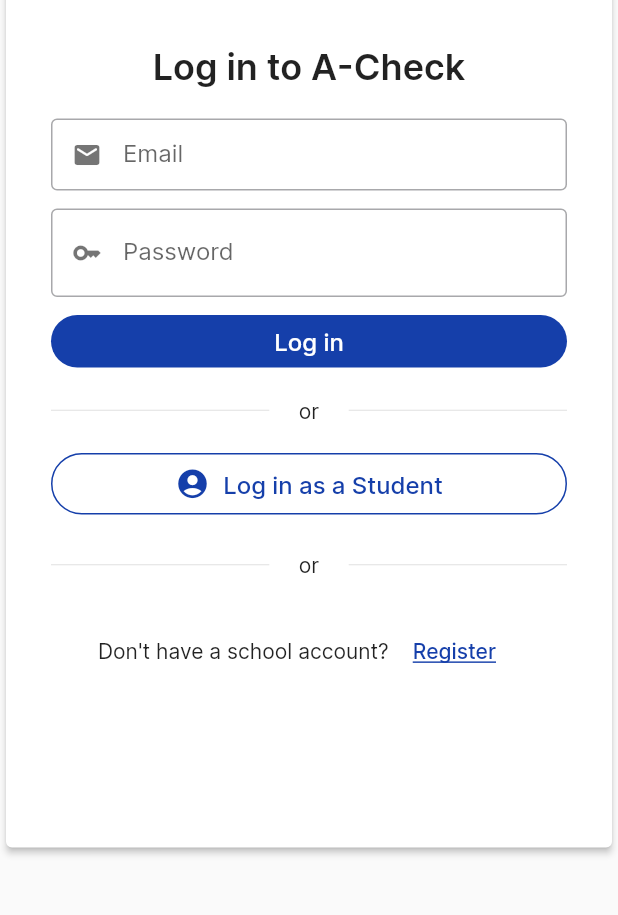
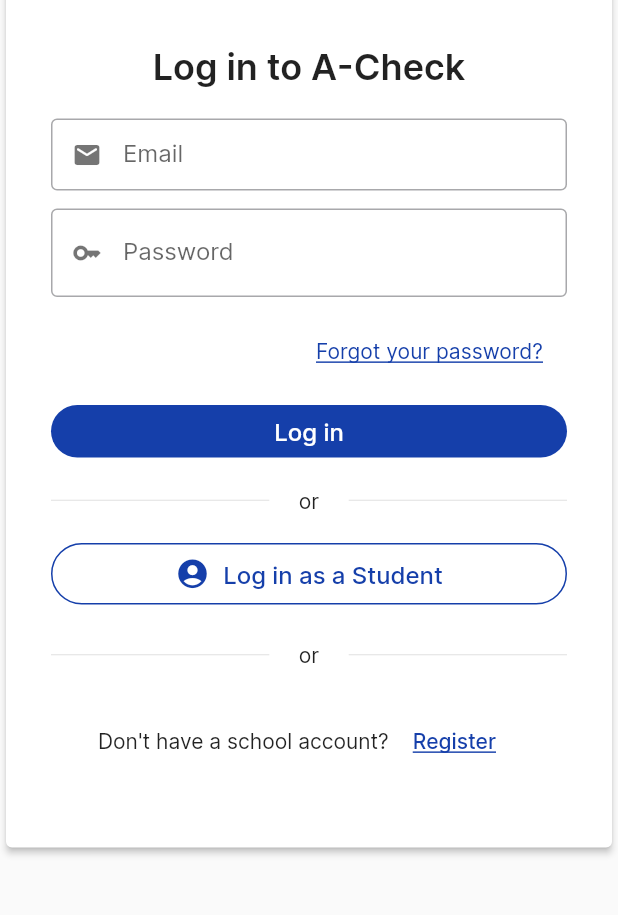
Before and after one commit to NewblyAaron/A-Check-Web, a Flutter app: the screen it shows after launch, on a phone screen of 412 x 824 dp, the part 318-1233 px from its top. Run offline on Flutter 3.47's test engine with Material 3 defaults, Android fonts, the phone set to English and light mode, and no system bars; our stand-ins replace cloud_firestore, cloud_functions, data_table_2, dropdown_search, email_validator, firebase_auth and 5 more; missing offline and left inert: cloud_firestore_odm, side_navigation; accounts and stored records are empty.

Commit message:
Added forgor password form and link to it in login

```diff
--- a/lib/pages/auth/login_page.dart
+++ b/lib/pages/auth/login_page.dart
@@ -5,6 +5,8 @@
 import 'package:a_check_web/utils/validators.dart';
 import 'package:firebase_auth/firebase_auth.dart';
 import 'package:flutter/material.dart';
+
+import 'forgot_password_form.dart';
 
 class LoginPage extends StatefulWidget {
   const LoginPage({super.key});
@@ -58,6 +60,14 @@
           builder: (context) => const StudentLoginPage(),
         ));
   }
+
+  void forgotPassword() {
+    Navigator.push(
+        context,
+        MaterialPageRoute(
+          builder: (context) => const ForgotPassword(),
+        ));
+  }
 }
 
 class LoginPageView extends WidgetView<LoginPage, LoginPageState> {
@@ -73,21 +83,6 @@
   Widget buildBody() {
     return Container(
       color: Colors.transparent,
-      // decoration: const BoxDecoration(
-      //   // Box decoration takes a gradient
-      //   gradient: LinearGradient(
-      //     // Where the linear gradient begins and ends
-      //     begin: Alignment.topCenter,
-      //     end: Alignment.bottomCenter,
-      //     // Add one stop for each color. Stops should increase from 0 to 1
-      //     stops: [ 0.2, 0.7, 0.9],
-      //     colors:
-      //     [
-      //       Color(0xff5588ff),
-      //       Color(0xffbbeeff),
-      //       Color(0xff99ccff),
-      //     ],),
-      // ),
       child: Center(
         child: SingleChildScrollView(
           child: Card(
@@ -276,6 +271,24 @@
                   labelText: "Password"),
             ),
             const SizedBox(height: 12),
+            Row(
+              mainAxisAlignment: MainAxisAlignment.end,
+              children: [
+                MaterialButton(
+                    minWidth: 30,
+                    onPressed: state.forgotPassword,
+                    hoverColor: Colors.transparent,
+                    child: const Text(
+                      "Forgot your password?",
+                      style: TextStyle(
+                          color: Color(0xff153faa),
+                          fontWeight: FontWeight.w400,
+                          decoration:
+                          TextDecoration.underline),
+                    )),
+              ],
+            ),
+            const SizedBox(height: 12),
             InkWell(
               customBorder: RoundedRectangleBorder(
                 borderRadius: BorderRadius.circular(20),
```
Also changed, not shown: lib/pages/auth/forgot_password_form.dart (added, +138 -0 lines).
